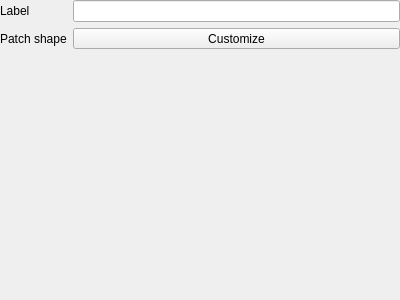
Before: the Qt Designer form src/ui/layout/qgslayoutlegendnodewidgetbase.ui in carsmie/QGIS, drawn with Qt 5.
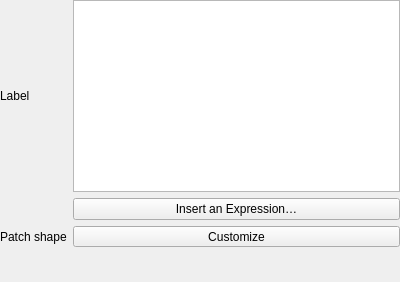
After: the same form once the commit is applied. Custom widgets are drawn as their Qt base class.

Commit message: [layouts] Add explicit button to insert expressions in legend text

What changed in the file:
```diff
--- a/src/ui/layout/qgslayoutlegendnodewidgetbase.ui
+++ b/src/ui/layout/qgslayoutlegendnodewidgetbase.ui
@@ -7,7 +7,7 @@
     <x>0</x>
     <y>0</y>
     <width>400</width>
-    <height>300</height>
+    <height>282</height>
    </rect>
   </property>
   <property name="windowTitle">
@@ -26,17 +26,17 @@
    <property name="bottomMargin">
     <number>0</number>
    </property>
-   <item row="0" column="0">
-    <widget class="QLabel" name="label">
-     <property name="text">
-      <string>Label</string>
-     </property>
-    </widget>
-   </item>
    <item row="0" column="1">
-    <widget class="QLineEdit" name="mLabelEdit"/>
+    <widget class="QPlainTextEdit" name="mLabelEdit">
+     <property name="minimumSize">
+      <size>
+       <width>0</width>
+       <height>150</height>
+      </size>
+     </property>
+    </widget>
    </item>
-   <item row="2" column="1">
+   <item row="3" column="1">
     <spacer name="verticalSpacer">
      <property name="orientation">
       <enum>Qt::Vertical</enum>
@@ -49,14 +49,14 @@
      </property>
     </spacer>
    </item>
-   <item row="1" column="0">
-    <widget class="QLabel" name="mPatchShapeLabel">
-     <property name="text">
-      <string>Patch shape</string>
-     </property>
-    </widget>
-   </item>
    <item row="1" column="1">
+    <widget class="QPushButton" name="mInsertExpressionButton">
+     <property name="text">
+      <string>Insert an Expression…</string>
+     </property>
+    </widget>
+   </item>
+   <item row="2" column="1">
     <widget class="QgsLegendPatchShapeButton" name="mPatchShapeButton">
      <property name="sizePolicy">
       <sizepolicy hsizetype="Preferred" vsizetype="Preferred">
@@ -69,6 +69,20 @@
      </property>
     </widget>
    </item>
+   <item row="2" column="0">
+    <widget class="QLabel" name="mPatchShapeLabel">
+     <property name="text">
+      <string>Patch shape</string>
+     </property>
+    </widget>
+   </item>
+   <item row="0" column="0">
+    <widget class="QLabel" name="label">
+     <property name="text">
+      <string>Label</string>
+     </property>
+    </widget>
+   </item>
   </layout>
  </widget>
  <customwidgets>
```
The commit also changes 2 other files.
